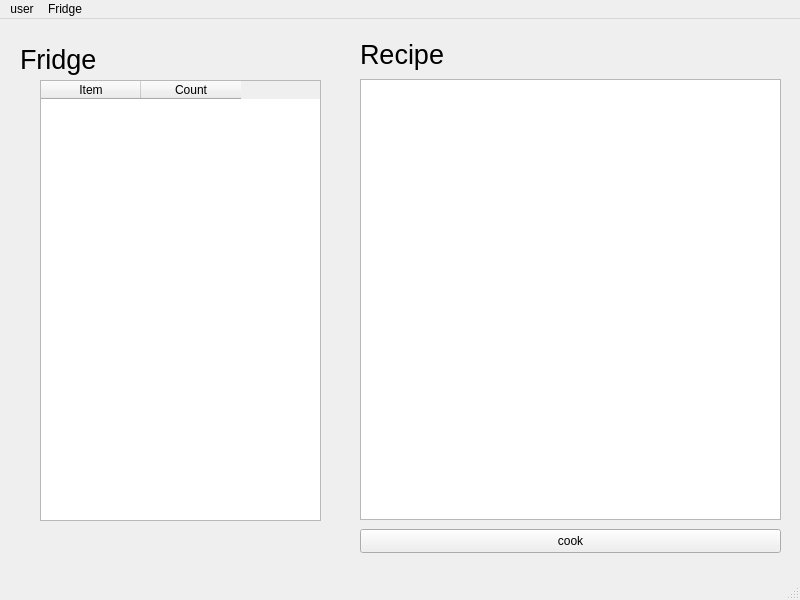
Before: the Qt Designer form The-Fridge/mainwindow.ui in AbeArtus/SWE-Project-1, drawn with Qt 5.
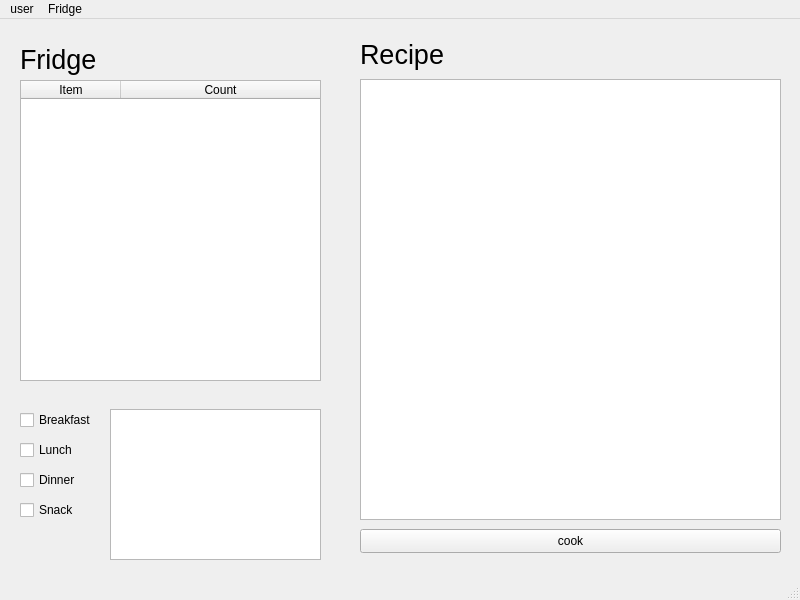
After: the same form once the commit is applied.

Commit message: Working Recipe Viewer

```diff
--- a/The-Fridge/mainwindow.ui
+++ b/The-Fridge/mainwindow.ui
@@ -76,15 +76,30 @@
    <widget class="QTableWidget" name="fridgeTable">
     <property name="geometry">
      <rect>
-      <x>40</x>
+      <x>20</x>
       <y>61</y>
+      <width>301</width>
+      <height>301</height>
+     </rect>
+    </property>
+    <property name="sizePolicy">
+     <sizepolicy hsizetype="Expanding" vsizetype="Expanding">
+      <horstretch>0</horstretch>
+      <verstretch>0</verstretch>
+     </sizepolicy>
+    </property>
+    <property name="minimumSize">
+     <size>
       <width>281</width>
-      <height>441</height>
-     </rect>
+      <height>0</height>
+     </size>
     </property>
     <property name="editTriggers">
      <set>QAbstractItemView::NoEditTriggers</set>
     </property>
+    <attribute name="horizontalHeaderStretchLastSection">
+     <bool>true</bool>
+    </attribute>
     <attribute name="verticalHeaderVisible">
      <bool>false</bool>
     </attribute>
@@ -99,6 +114,68 @@
      </property>
     </column>
    </widget>
+   <widget class="QCheckBox" name="breakfastBox">
+    <property name="geometry">
+     <rect>
+      <x>20</x>
+      <y>390</y>
+      <width>81</width>
+      <height>22</height>
+     </rect>
+    </property>
+    <property name="text">
+     <string>Breakfast</string>
+    </property>
+   </widget>
+   <widget class="QCheckBox" name="lunchBox">
+    <property name="geometry">
+     <rect>
+      <x>20</x>
+      <y>420</y>
+      <width>81</width>
+      <height>22</height>
+     </rect>
+    </property>
+    <property name="text">
+     <string>Lunch</string>
+    </property>
+   </widget>
+   <widget class="QCheckBox" name="dinnerBox">
+    <property name="geometry">
+     <rect>
+      <x>20</x>
+      <y>450</y>
+      <width>81</width>
+      <height>22</height>
+     </rect>
+    </property>
+    <property name="text">
+     <string>Dinner</string>
+    </property>
+   </widget>
+   <widget class="QCheckBox" name="snackBox">
+    <property name="geometry">
+     <rect>
+      <x>20</x>
+      <y>480</y>
+      <width>81</width>
+      <height>22</height>
+     </rect>
+    </property>
+    <property name="text">
+     <string>Snack</string>
+    </property>
+   </widget>
+   <widget class="QListView" name="recipeExplorer">
+    <property name="geometry">
+     <rect>
+      <x>110</x>
+      <y>390</y>
+      <width>211</width>
+      <height>151</height>
+     </rect>
+    </property>
+   </widget>
   </widget>
   <widget class="QMenuBar" name="menubar">
    <property name="geometry">
```
The commit also changes 6 other files.
